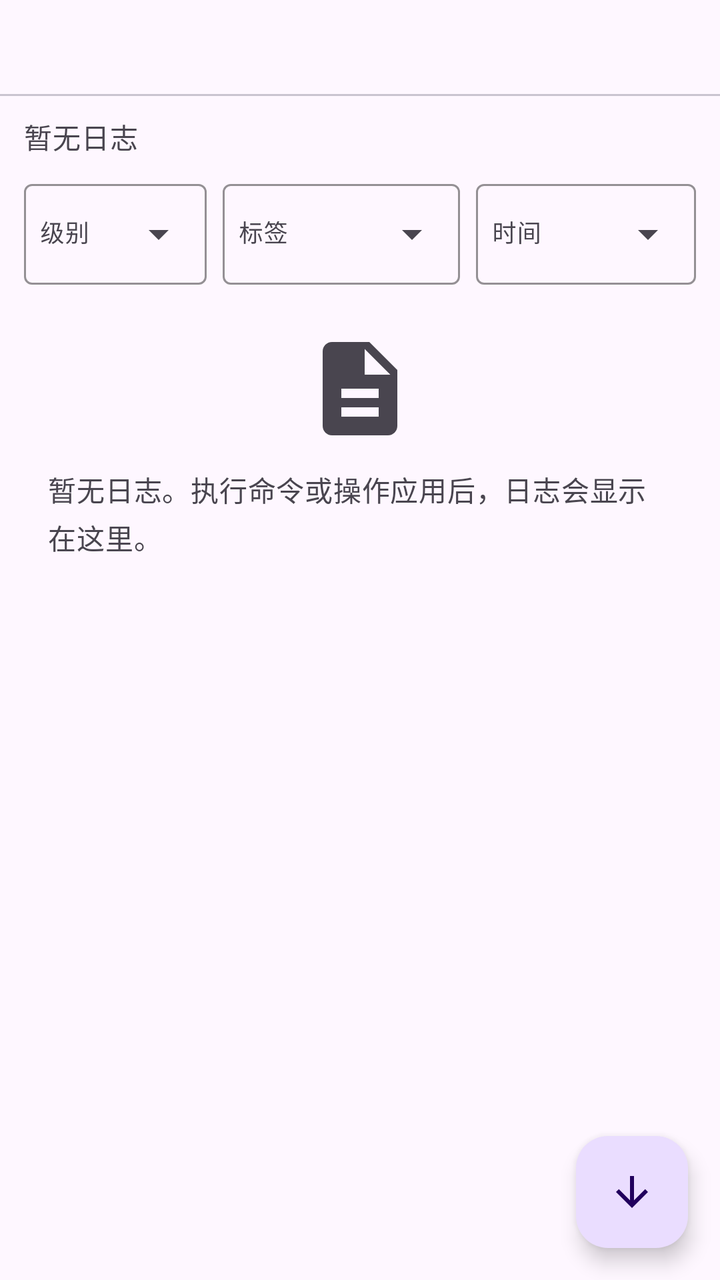
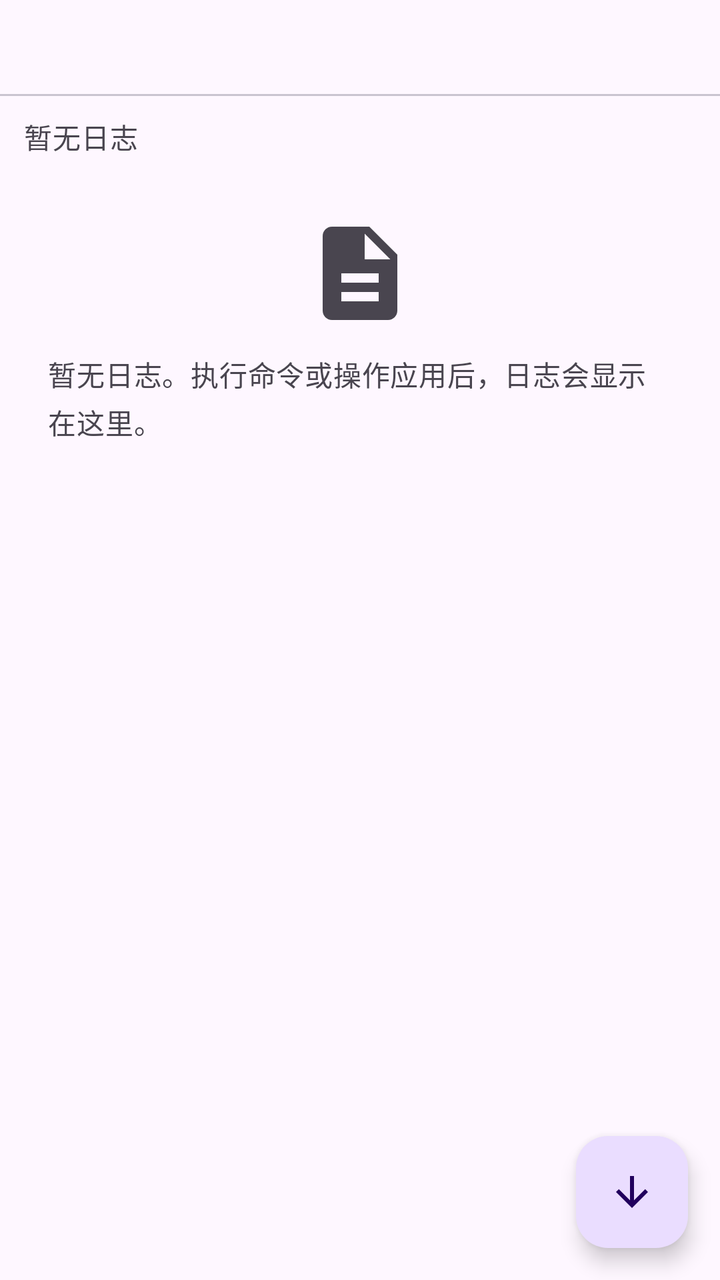

Screens rendered from an Android XML layout before and after an edit, with the pre-edit source and the edit as a unified diff.
<!-- AndroidManifest.xml: application theme Theme.CodeTool.Starting -->
<!-- res/layout/fragment_tasks.xml -->
<?xml version="1.0" encoding="utf-8"?>
<LinearLayout xmlns:android="http://schemas.android.com/apk/res/android"
    xmlns:app="http://schemas.android.com/apk/res-auto"
    android:layout_width="match_parent"
    android:layout_height="match_parent"
    android:orientation="vertical"
    android:background="?android:attr/colorBackground">

    
    <com.google.android.material.tabs.TabLayout
        android:id="@+id/logTabs"
        android:layout_width="match_parent"
        android:layout_height="wrap_content"
        android:paddingHorizontal="8dp" />

    
    <LinearLayout
        android:layout_width="match_parent"
        android:layout_height="wrap_content"
        android:orientation="horizontal"
        android:gravity="center_vertical"
        android:paddingHorizontal="12dp"
        android:paddingTop="4dp">

        <com.google.android.material.textview.MaterialTextView
            android:id="@+id/statusText"
            android:layout_width="0dp"
            android:layout_height="wrap_content"
            android:layout_weight="1"
            android:paddingVertical="6dp"
            android:textAppearance="?attr/textAppearanceBodyMedium"
            android:textColor="?attr/colorOnSurfaceVariant"
            android:text="暂无日志" />

    </LinearLayout>

    
    <LinearLayout
        android:id="@+id/logFilterRow"
        android:layout_width="match_parent"
        android:layout_height="wrap_content"
        android:orientation="horizontal"
        android:gravity="center_vertical"
        android:paddingHorizontal="12dp"
        android:paddingTop="2dp">

        <com.google.android.material.textfield.TextInputLayout
            style="@style/Widget.Material3.TextInputLayout.OutlinedBox.ExposedDropdownMenu"
            android:layout_width="0dp"
            android:layout_height="wrap_content"
            android:layout_weight="1"
            android:hint="级别"
            app:boxStrokeColor="?attr/colorPrimary"
            app:minHeight="40dp">

            <com.google.android.material.textfield.MaterialAutoCompleteTextView
                android:id="@+id/logLevelDropdown"
                android:layout_width="match_parent"
                android:layout_height="wrap_content"
                android:minHeight="40dp"
                android:gravity="center_vertical"
                android:paddingStart="8dp"
                android:paddingEnd="4dp"
                android:textSize="12sp"
                android:maxLines="1"
                android:singleLine="true"
                android:ellipsize="end"
                android:inputType="none" />
        </com.google.android.material.textfield.TextInputLayout>

        <com.google.android.material.textfield.TextInputLayout
            style="@style/Widget.Material3.TextInputLayout.OutlinedBox.ExposedDropdownMenu"
            android:layout_width="0dp"
            android:layout_height="wrap_content"
            android:layout_weight="1.3"
            android:layout_marginStart="8dp"
            android:hint="标签"
            app:boxStrokeColor="?attr/colorPrimary"
            app:minHeight="40dp">

            <com.google.android.material.textfield.MaterialAutoCompleteTextView
                android:id="@+id/logTagDropdown"
                android:layout_width="match_parent"
                android:layout_height="wrap_content"
                android:minHeight="40dp"
                android:gravity="center_vertical"
                android:paddingStart="8dp"
                android:paddingEnd="4dp"
                android:textSize="12sp"
                android:maxLines="1"
                android:singleLine="true"
                android:ellipsize="end"
                android:inputType="none" />
        </com.google.android.material.textfield.TextInputLayout>

        <com.google.android.material.textfield.TextInputLayout
            style="@style/Widget.Material3.TextInputLayout.OutlinedBox.ExposedDropdownMenu"
            android:layout_width="0dp"
            android:layout_height="wrap_content"
            android:layout_weight="1.2"
            android:layout_marginStart="8dp"
            android:hint="时间"
            app:boxStrokeColor="?attr/colorPrimary"
            app:minHeight="40dp">

            <com.google.android.material.textfield.MaterialAutoCompleteTextView
                android:id="@+id/logTimeDropdown"
                android:layout_width="match_parent"
                android:layout_height="wrap_content"
                android:minHeight="40dp"
                android:gravity="center_vertical"
                android:paddingStart="8dp"
                android:paddingEnd="4dp"
                android:textSize="12sp"
                android:maxLines="1"
                android:singleLine="true"
                android:ellipsize="end"
                android:inputType="none" />
        </com.google.android.material.textfield.TextInputLayout>
    </LinearLayout>

    
    <LinearLayout
        android:id="@+id/logSearchBar"
        android:layout_width="match_parent"
        android:layout_height="wrap_content"
        android:orientation="horizontal"
        android:gravity="center_vertical"
        android:paddingHorizontal="12dp"
        android:paddingBottom="6dp"
        android:visibility="gone">

        <com.google.android.material.textfield.TextInputLayout
            style="@style/Widget.Material3.TextInputLayout.OutlinedBox"
            android:layout_width="match_parent"
            android:layout_height="wrap_content"
            android:hint="搜索关键字"
            app:boxStrokeColor="?attr/colorPrimary"
            app:startIconDrawable="@drawable/ic_search"
            app:endIconMode="clear_text">

            <com.google.android.material.textfield.TextInputEditText
                android:id="@+id/logSearchInput"
                android:layout_width="match_parent"
                android:layout_height="wrap_content"
                android:inputType="text"
                android:maxLines="1"
                android:textSize="14sp" />
        </com.google.android.material.textfield.TextInputLayout>
    </LinearLayout>

    <FrameLayout
        android:layout_width="match_parent"
        android:layout_height="0dp"
        android:layout_weight="1">

        <androidx.core.widget.NestedScrollView
            android:id="@+id/logScroll"
            android:layout_width="match_parent"
            android:layout_height="match_parent"
            android:fillViewport="true">

            <com.google.android.material.textview.MaterialTextView
                android:id="@+id/logText"
                android:layout_width="match_parent"
                android:layout_height="wrap_content"
                android:fontFamily="monospace"
                android:padding="12dp"
                android:textSize="10sp"
                android:textColor="?attr/colorOnSurface"
                android:textIsSelectable="true"
                android:text="" />
        </androidx.core.widget.NestedScrollView>

        <LinearLayout
            android:id="@+id/emptyState"
            android:layout_width="match_parent"
            android:layout_height="match_parent"
            android:orientation="vertical"
            android:gravity="top|center_horizontal"
            android:paddingTop="24dp"
            android:padding="24dp">

            <ImageView
                android:id="@+id/emptyIcon"
                android:layout_width="56dp"
                android:layout_height="56dp"
                android:src="@drawable/ic_scripts"
                android:contentDescription="@null"
                app:tint="?attr/colorOnSurfaceVariant" />

            <com.google.android.material.textview.MaterialTextView
                android:id="@+id/emptyHint"
                android:layout_width="wrap_content"
                android:layout_height="wrap_content"
                android:layout_marginTop="12dp"
                android:textAppearance="?attr/textAppearanceBodyMedium"
                android:textColor="?attr/colorOnSurfaceVariant"
                android:text="暂无日志。执行命令或操作应用后，日志会显示在这里。" />
        </LinearLayout>

        
        <com.google.android.material.floatingactionbutton.FloatingActionButton
            android:id="@+id/btnLogScroll"
            android:layout_width="wrap_content"
            android:layout_height="wrap_content"
            android:layout_gravity="bottom|end"
            android:layout_margin="16dp"
            android:contentDescription="回到底部"
            app:fabSize="mini"
            app:srcCompat="@drawable/ic_arrow_down"
            app:backgroundTint="?attr/colorPrimaryContainer"
            app:tint="?attr/colorOnPrimaryContainer" />
    </FrameLayout>

</LinearLayout>
<!-- resources referenced by this layout -->
<resources>
  <!-- drawable ic_arrow_down (drawable) -->
  <?xml version="1.0" encoding="utf-8"?>
  <vector xmlns:android="http://schemas.android.com/apk/res/android"
      android:width="24dp" android:height="24dp"
      android:viewportWidth="24" android:viewportHeight="24">
      
      <path android:fillColor="#FF000000"
          android:pathData="M20,12l-1.41,-1.41L13,16.17V4h-2v12.17l-5.58,-5.59L4,12l8,8 8,-8z" />
  </vector>
  <!-- drawable ic_scripts (drawable) -->
  <vector xmlns:android="http://schemas.android.com/apk/res/android"
      android:width="24dp" android:height="24dp"
      android:viewportWidth="24" android:viewportHeight="24"
      android:tint="?attr/colorControlNormal">
      <path android:fillColor="@android:color/white"
          android:pathData="M14,2H6c-1.1,0 -2,0.9 -2,2v16c0,1.1 0.9,2 2,2h12c1.1,0 2,-0.9 2,-2V8l-6,-6zm2,16H8v-2h8v2zm0,-4H8v-2h8v2zm-3,-5V3.5L18.5,9H13z" />
  </vector>
  <!-- drawable ic_search (drawable) -->
  <?xml version="1.0" encoding="utf-8"?>
  <vector xmlns:android="http://schemas.android.com/apk/res/android"
      android:width="24dp" android:height="24dp"
      android:viewportWidth="24" android:viewportHeight="24">
      
      <path android:fillColor="#FF000000"
          android:pathData="M15.5,14h-0.79l-0.28,-0.27C15.41,12.59 16,11.11 16,9.5 16,5.91 13.09,3 9.5,3S3,5.91 3,9.5 5.91,16 9.5,16c1.61,0 3.09,-0.59 4.23,-1.57l0.27,0.28v0.79l5,4.99L20.49,19l-4.99,-5zM9.5,14C7.01,14 5,11.99 5,9.5S7.01,5 9.5,5 14,7.01 14,9.5 11.99,14 9.5,14z" />
  </vector>
  <style name="Theme.CodeTool.Starting" parent="Theme.Material3.DayNight.NoActionBar">
          <item name="android:windowBackground">?android:colorBackground</item>
          <item name="android:statusBarColor" tools:targetApi="l">?android:colorBackground</item>
      </style>
</resources>

<!-- the commit's change to res/layout/fragment_tasks.xml (unified diff, before → after) -->
@@ -35,88 +35,44 @@
     </LinearLayout>
 
     
+    
     <LinearLayout
-        android:id="@+id/logFilterRow"
+        android:id="@+id/logFilterBar"
         android:layout_width="match_parent"
         android:layout_height="wrap_content"
         android:orientation="horizontal"
         android:gravity="center_vertical"
-        android:paddingHorizontal="12dp"
-        android:paddingTop="2dp">
+        android:paddingStart="16dp"
+        android:paddingEnd="16dp"
+        android:paddingTop="2dp"
+        android:paddingBottom="6dp"
+        android:visibility="gone">
 
-        <com.google.android.material.textfield.TextInputLayout
-            style="@style/Widget.Material3.TextInputLayout.OutlinedBox.ExposedDropdownMenu"
+        <ImageView
+            android:layout_width="16dp"
+            android:layout_height="16dp"
+            android:src="@drawable/ic_filter"
+            android:importantForAccessibility="no" />
+
+        <com.google.android.material.textview.MaterialTextView
+            android:id="@+id/logFilterStatus"
             android:layout_width="0dp"
             android:layout_height="wrap_content"
             android:layout_weight="1"
-            android:hint="级别"
-            app:boxStrokeColor="?attr/colorPrimary"
-            app:minHeight="40dp">
+            android:layout_marginStart="8dp"
+            android:textSize="12sp"
+            android:maxLines="1"
+            android:ellipsize="end" />
 
-            <com.google.android.material.textfield.MaterialAutoCompleteTextView
-                android:id="@+id/logLevelDropdown"
-                android:layout_width="match_parent"
-                android:layout_height="wrap_content"
-                android:minHeight="40dp"
-                android:gravity="center_vertical"
-                android:paddingStart="8dp"
-                android:paddingEnd="4dp"
-                android:textSize="12sp"
-                android:maxLines="1"
-                android:singleLine="true"
-                android:ellipsize="end"
-                android:inputType="none" />
-        </com.google.android.material.textfield.TextInputLayout>
-
-        <com.google.android.material.textfield.TextInputLayout
-            style="@style/Widget.Material3.TextInputLayout.OutlinedBox.ExposedDropdownMenu"
-            android:layout_width="0dp"
+        <com.google.android.material.textview.MaterialTextView
+            android:id="@+id/logFilterClear"
+            android:layout_width="wrap_content"
             android:layout_height="wrap_content"
-            android:layout_weight="1.3"
-            android:layout_marginStart="8dp"
-            android:hint="标签"
-            app:boxStrokeColor="?attr/colorPrimary"
-            app:minHeight="40dp">
-
-            <com.google.android.material.textfield.MaterialAutoCompleteTextView
-                android:id="@+id/logTagDropdown"
-                android:layout_width="match_parent"
-                android:layout_height="wrap_content"
-                android:minHeight="40dp"
-                android:gravity="center_vertical"
-                android:paddingStart="8dp"
-                android:paddingEnd="4dp"
-                android:textSize="12sp"
-                android:maxLines="1"
-                android:singleLine="true"
-                android:ellipsize="end"
-                android:inputType="none" />
-        </com.google.android.material.textfield.TextInputLayout>
-
-        <com.google.android.material.textfield.TextInputLayout
-            style="@style/Widget.Material3.TextInputLayout.OutlinedBox.ExposedDropdownMenu"
-            android:layout_width="0dp"
-            android:layout_height="wrap_content"
-            android:layout_weight="1.2"
-            android:layout_marginStart="8dp"
-            android:hint="时间"
-            app:boxStrokeColor="?attr/colorPrimary"
-            app:minHeight="40dp">
-
-            <com.google.android.material.textfield.MaterialAutoCompleteTextView
-                android:id="@+id/logTimeDropdown"
-                android:layout_width="match_parent"
-                android:layout_height="wrap_content"
-                android:minHeight="40dp"
-                android:gravity="center_vertical"
-                android:paddingStart="8dp"
-                android:paddingEnd="4dp"
-                android:textSize="12sp"
-                android:maxLines="1"
-                android:singleLine="true"
-                android:ellipsize="end"
-                android:inputType="none" />
-        </com.google.android.material.textfield.TextInputLayout>
+            android:layout_marginStart="12dp"
+            android:text="清除"
+            android:textSize="12sp"
+            android:textColor="?attr/colorPrimary"
+            android:padding="4dp" />
     </LinearLayout>
 
     
<!-- resource entries referenced after the edit -->
@@ -8,6 +8,15 @@
       
       <path android:fillColor="#FF000000"
           android:pathData="M20,12l-1.41,-1.41L13,16.17V4h-2v12.17l-5.58,-5.59L4,12l8,8 8,-8z" />
+  </vector>
+  <!-- drawable ic_filter (drawable) -->
+  <?xml version="1.0" encoding="utf-8"?>
+  <vector xmlns:android="http://schemas.android.com/apk/res/android"
+      android:width="24dp" android:height="24dp"
+      android:viewportWidth="24" android:viewportHeight="24">
+      
+      <path android:fillColor="#FF000000"
+          android:pathData="M10,18h4v-2h-4v2zM3,6v2h18V6H3zM6,13h12v-2H6v2z" />
   </vector>
   <!-- drawable ic_scripts (drawable) -->
   <vector xmlns:android="http://schemas.android.com/apk/res/android"
